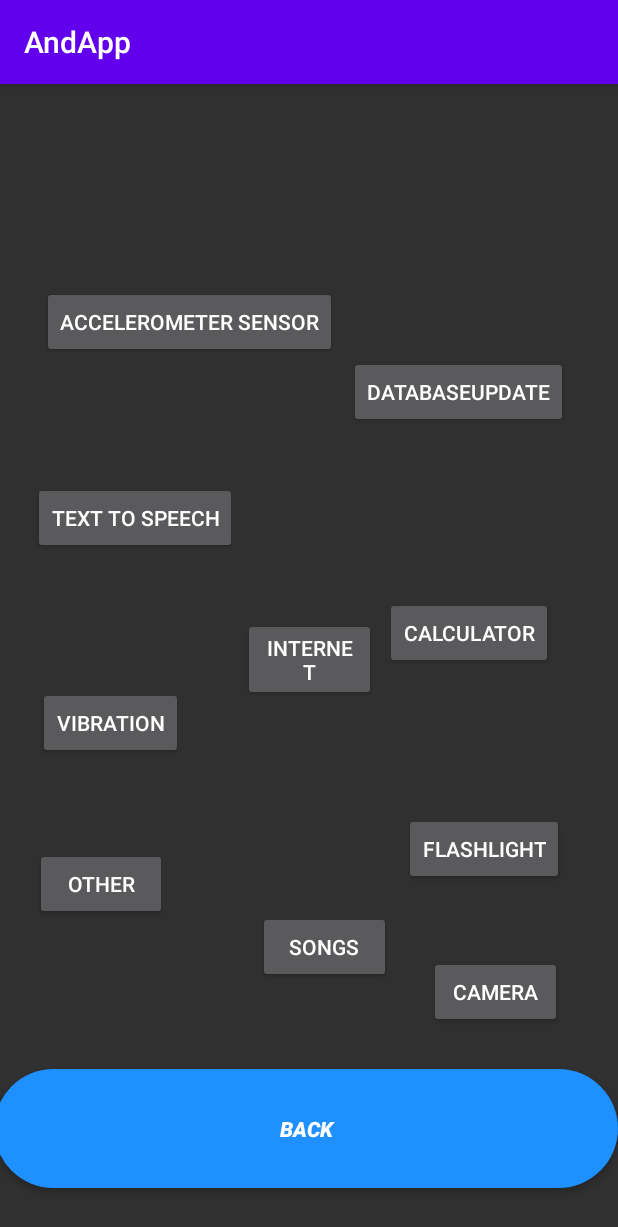
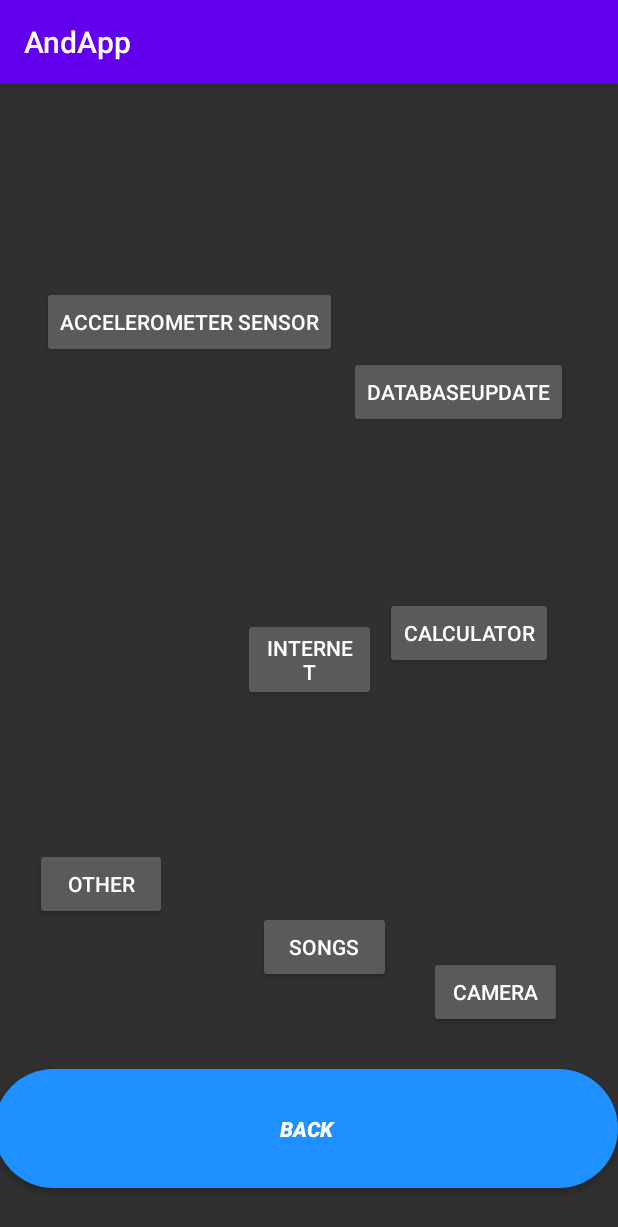
Before and after one commit to MeAdarshMishra/AndApp, an Android app: the AllApp screen opened directly, with no data from a screen before it, on a phone screen of 412 x 824 dp. Shown: the top 1227 px of the screen. Run offline under Robolectric (Android 15) with nearby library versions, the phone set to English and light mode, and no system bars.

Commit message:
Android Application

```diff
--- a/app/src/main/res/layout/activity_all_app.xml
+++ b/app/src/main/res/layout/activity_all_app.xml
@@ -59,38 +59,7 @@
         android:layout_marginEnd="33dp"
         android:text="DataBaseUpdate" />
 
-    <Button
-        android:id="@+id/Flashallapp"
-        android:layout_width="wrap_content"
-        android:layout_height="wrap_content"
-        android:layout_alignParentTop="true"
-        android:layout_alignParentEnd="true"
-        android:layout_marginTop="486dp"
-        android:layout_marginEnd="36dp"
-        android:text="FlashLight" />
 
-    <Button
-        android:id="@+id/ttspeechall"
-        android:layout_width="wrap_content"
-        android:layout_height="wrap_content"
-        android:layout_alignParentTop="true"
-        android:layout_alignParentEnd="true"
-        android:layout_centerVertical="true"
-        android:layout_marginTop="265dp"
-        android:layout_marginEnd="254dp"
-        android:text="Text To Speech" />
-
-    <Button
-        android:id="@+id/vibrationall"
-        android:layout_width="wrap_content"
-        android:layout_height="wrap_content"
-        android:layout_alignParentStart="true"
-        android:layout_alignParentTop="true"
-        android:layout_alignParentEnd="true"
-        android:layout_marginStart="25dp"
-        android:layout_marginTop="402dp"
-        android:layout_marginEnd="290dp"
-        android:text="Vibration" />
 
     <Button
         android:id="@+id/camerapageall"
```
